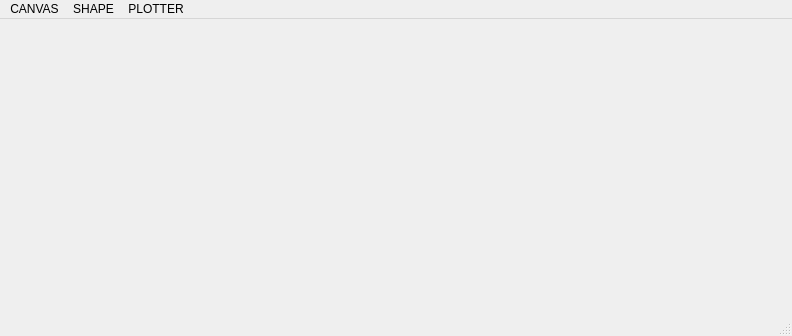
Above: PainterUI.ui from gamilaaly/CNC-Plotter before the change. Below: the same form after it.
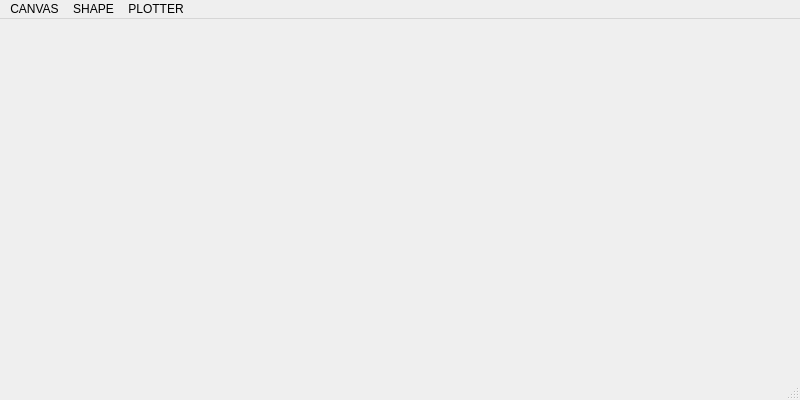
That is the form after the change. Icons and pictures are not drawn.

Commit message: Wirless Communication using Bluetooth

What changed in the file:
```diff
--- a/PainterUI.ui
+++ b/PainterUI.ui
@@ -6,8 +6,8 @@
    <rect>
     <x>0</x>
     <y>0</y>
-    <width>792</width>
-    <height>336</height>
+    <width>800</width>
+    <height>400</height>
    </rect>
   </property>
   <property name="windowTitle">
@@ -19,8 +19,8 @@
     <rect>
      <x>0</x>
      <y>0</y>
-     <width>792</width>
-     <height>22</height>
+     <width>800</width>
+     <height>26</height>
     </rect>
    </property>
    <widget class="QMenu" name="menuCanvas">
```
Left out of the diff: 40 changed lines with no effect on the pictures. The commit also changes 2 other files.
